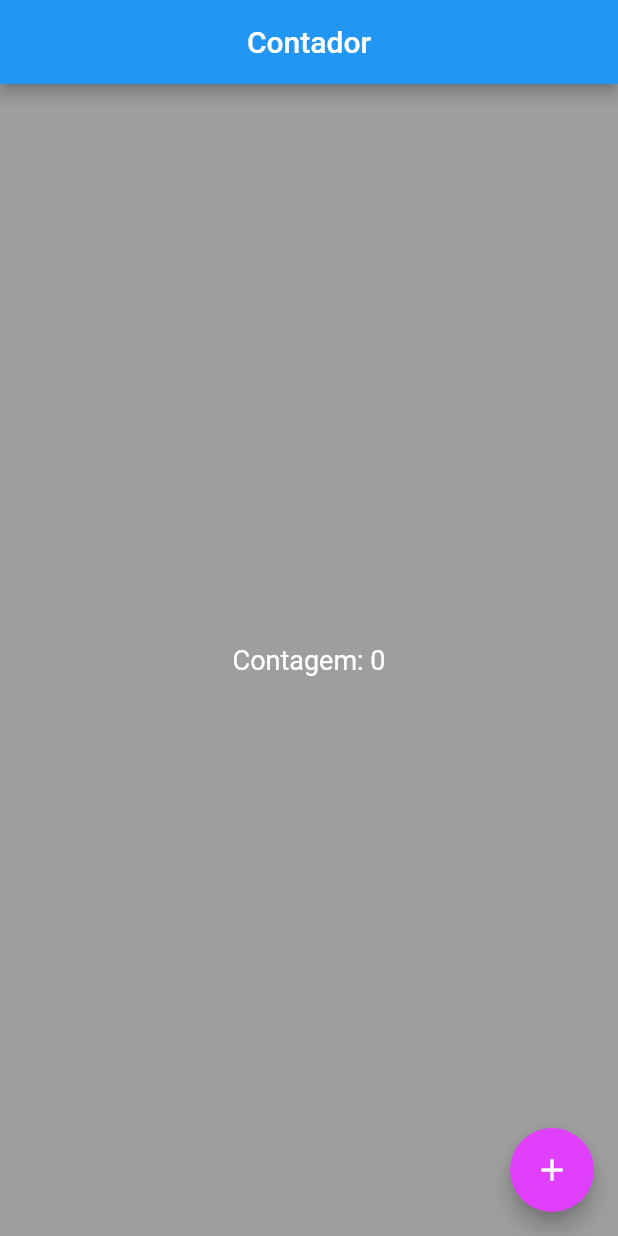
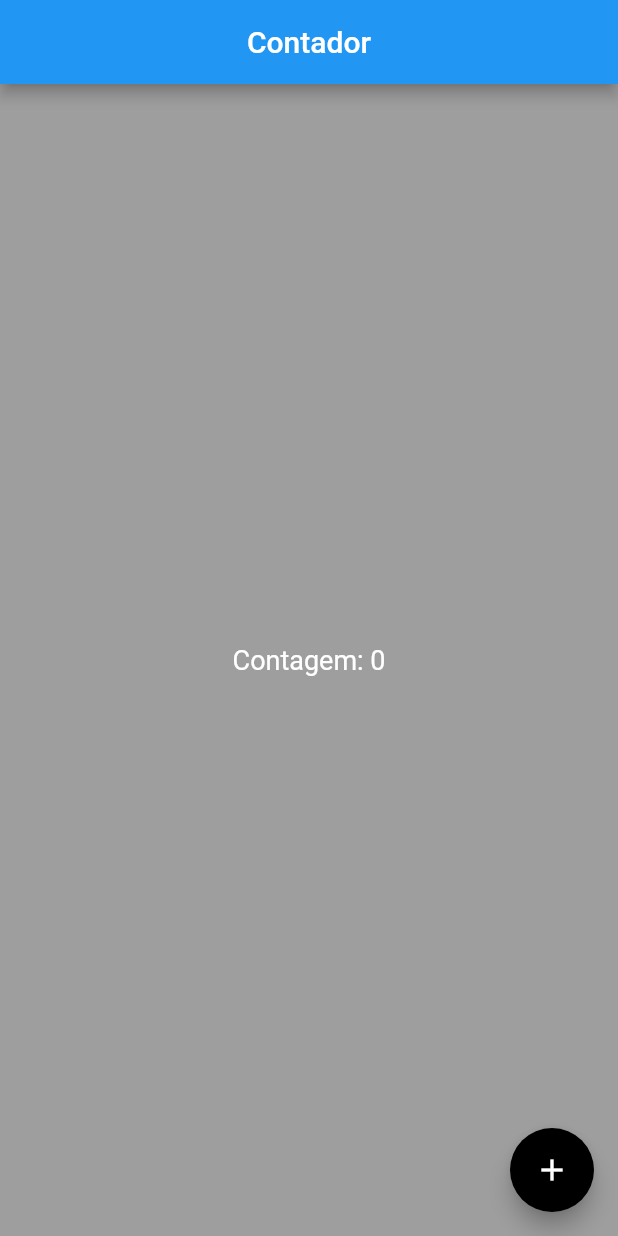
Before and after one commit to andersondev96/ignite-flutter, a Flutter app: the screen it shows after launch, on a phone screen of 412 x 824 dp. Run offline on Flutter 3.47's test engine with Material 2 defaults, Android fonts, the phone set to English and light mode, and no system bars.

Commit message:
Estruturing the application

```diff
--- /dev/null
+++ b/1-fudamentos_do_dart_e_flutter/meu_primeiro_app/lib/home.dart
@@ -0,0 +1,32 @@
+import 'package:flutter/material.dart';
+
+class HomePage extends StatefulWidget {
+  @override
+  State<StatefulWidget> createState() {
+    return HomePageState();
+  }
+}
+
+class HomePageState extends State<HomePage> {
+  var count = 0;
+  @override
+  Widget build(BuildContext context) {
+    return Scaffold(
+      appBar: AppBar(
+        title: Text('Contador'),
+        centerTitle: true,
+      ),
+      body: Center(
+        child: Text('Contagem: $count',
+            style: TextStyle(color: Colors.white, fontSize: 18)),
+      ),
+      floatingActionButton: FloatingActionButton(
+          onPressed: () {
+            setState(() {
+              count++;
+            });
+          },
+          child: Icon(Icons.add)),
+    );
+  }
+}
--- a/1-fudamentos_do_dart_e_flutter/meu_primeiro_app/lib/main.dart
+++ b/1-fudamentos_do_dart_e_flutter/meu_primeiro_app/lib/main.dart
@@ -1,60 +1,7 @@
 import 'package:flutter/material.dart';
+
+import 'package:meu_primeiro_app/sidebar.dart';
 
 void main() {
   runApp(AppWidget());
 }
-
-class AppWidget extends StatelessWidget {
-  @override
-  Widget build(BuildContext context) {
-    return MaterialApp(
-      title: 'Meu primeiro App',
-      home: HomePage(),
-      themeMode: ThemeMode.dark,
-      theme: ThemeData(
-          primaryColor: Colors.purple,
-          scaffoldBackgroundColor: Colors.purpleAccent,
-          floatingActionButtonTheme: FloatingActionButtonThemeData(
-            backgroundColor: Colors.purpleAccent,
-          )),
-      darkTheme: ThemeData(
-        primaryColor: Colors.black,
-        scaffoldBackgroundColor: Colors.grey,
-        floatingActionButtonTheme: FloatingActionButtonThemeData(
-          backgroundColor: Colors.purpleAccent,
-        ),
-      ),
-    );
-  }
-}
-
-class HomePage extends StatefulWidget {
-  @override
-  State<StatefulWidget> createState() {
-    return HomePageState();
-  }
-}
-
-class HomePageState extends State<HomePage> {
-  var count = 0;
-  @override
-  Widget build(BuildContext context) {
-    return Scaffold(
-      appBar: AppBar(
-        title: Text('Contador'),
-        centerTitle: true,
-      ),
-      body: Center(
-        child: Text('Contagem: $count',
-            style: TextStyle(color: Colors.white, fontSize: 18)),
-      ),
-      floatingActionButton: FloatingActionButton(
-          onPressed: () {
-            setState(() {
-              count++;
-            });
-          },
-          child: Icon(Icons.add)),
-    );
-  }
-}
--- /dev/null
+++ b/1-fudamentos_do_dart_e_flutter/meu_primeiro_app/lib/sidebar.dart
@@ -0,0 +1,27 @@
+import 'package:flutter/material.dart';
+import 'package:meu_primeiro_app/home.dart';
+
+class AppWidget extends StatelessWidget {
+  @override
+  Widget build(BuildContext context) {
+    return MaterialApp(
+      title: "Desafio 01",
+      home: HomePage(),
+      themeMode: ThemeMode.dark,
+      theme: ThemeData(
+        primaryColor: Colors.purpleAccent,
+        scaffoldBackgroundColor: Colors.purple,
+        floatingActionButtonTheme: FloatingActionButtonThemeData(
+          backgroundColor: Colors.purpleAccent,
+        ),
+      ),
+      darkTheme: ThemeData(
+        primaryColor: Colors.black,
+        scaffoldBackgroundColor: Colors.grey,
+        floatingActionButtonTheme: FloatingActionButtonThemeData(
+          backgroundColor: Colors.black,
+        ),
+      ),
+    );
+  }
+}
```
